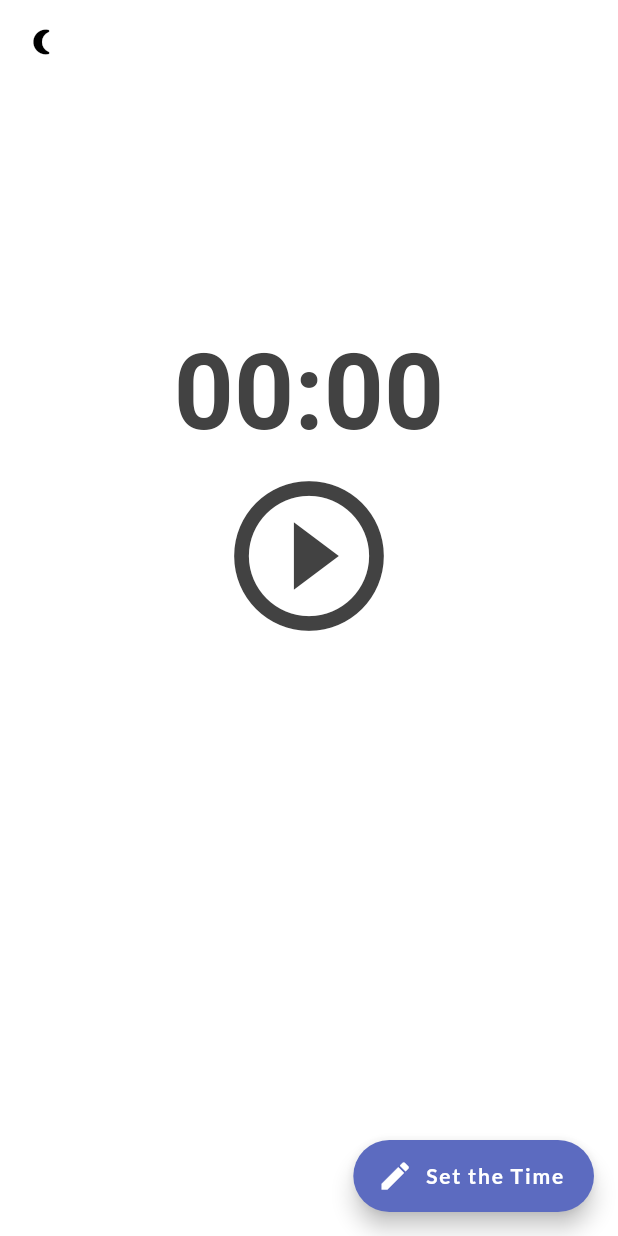
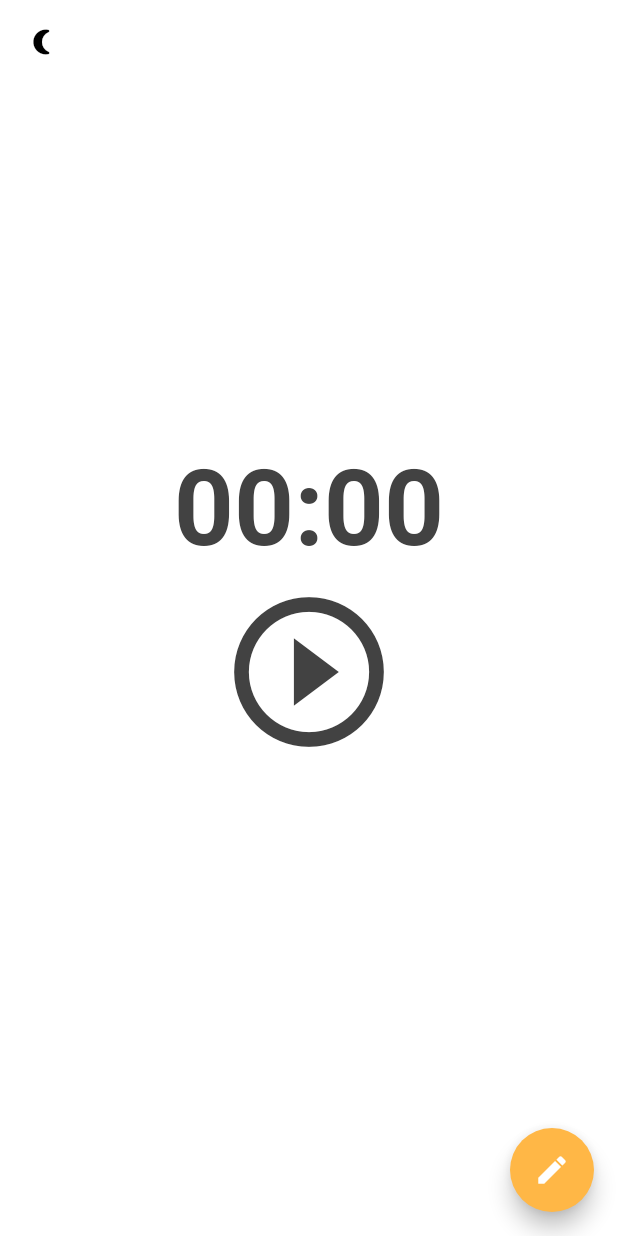
Before and after one commit to wnal4634/flutter_timer, a Flutter app: the screen it shows after launch, on a phone screen of 412 x 824 dp. Run offline on Flutter 3.47's test engine with Material 2 defaults, Android fonts, the phone set to English and light mode, and no system bars; our stand-ins replace flutter_local_notifications, get, get_storage, google_fonts, just_audio, numberpicker and 1 more.

Commit message:
색, 플로팅버튼 수정

```diff
--- a/lib/screens/home_screen.dart
+++ b/lib/screens/home_screen.dart
@@ -38,7 +38,6 @@ class _HomeScreenState extends State<HomeScreen> {
       setState(() {
         totalSeconds -= 1; // 남은 시간 1초씩 줄이기
         changeSeconds = totalSeconds;
-        print(totalSeconds);
       });
     }
   }
@@ -111,36 +110,24 @@ class _HomeScreenState extends State<HomeScreen> {
       appBar: _appBar(),
       backgroundColor: context.theme.colorScheme.background,
       body: _showBody(),
-      floatingActionButton: FloatingActionButton.extended(
+      floatingActionButton: FloatingActionButton(
         onPressed: () {
           _showDialog();
         },
-        label: Text(
-          'Set the Time',
-          style: GoogleFonts.lato(
-            textStyle: const TextStyle(
-              color: Colors.white,
-              fontWeight: FontWeight.w600,
-            ),
-          ),
-        ),
-        icon: const Icon(
+        backgroundColor: yellowClr,
+        child: const Icon(
           Icons.edit,
           color: Colors.white,
         ),
-        backgroundColor: Colors.indigo[400],
       ),
     );
   }
 
   _showBody() {
     return Column(
+      mainAxisAlignment: MainAxisAlignment.center,
       children: [
-        Container(
-          padding: EdgeInsets.only(
-            top: MediaQuery.of(context).size.height * 0.2,
-          ),
-          child: Column(
+        Column(
           children: [
             Text(
               format(changeSeconds),
@@ -152,8 +139,11 @@ class _HomeScreenState extends State<HomeScreen> {
             ),
           ],
         ),
+        Container(
+          padding: EdgeInsets.only(
+            bottom: MediaQuery.of(context).size.height * 0.08,
           ),
-        Center(
+          child: Center(
             child: Column(
               mainAxisAlignment: MainAxisAlignment.center,
               children: [
@@ -168,6 +158,7 @@ class _HomeScreenState extends State<HomeScreen> {
                   ),
                 ),
               ],
+            ),
           ),
         ),
       ],
@@ -261,7 +252,7 @@ class _HomeScreenState extends State<HomeScreen> {
                             textStyle: lato,
                             selectedTextStyle: GoogleFonts.lato(
                               textStyle: const TextStyle(
-                                color: pinkClr,
+                                color: yellowClr,
                                 fontSize: 24,
                                 fontWeight: FontWeight.w600,
                               ),
@@ -334,7 +325,7 @@ class _HomeScreenState extends State<HomeScreen> {
                             textStyle: lato,
                             selectedTextStyle: GoogleFonts.lato(
                               textStyle: const TextStyle(
-                                color: pinkClr,
+                                color: yellowClr,
                                 fontSize: 24,
                                 fontWeight: FontWeight.w600,
                               ),
@@ -521,37 +512,34 @@ class _HomeScreenState extends State<HomeScreen> {
                 ],
               ),
               actions: [
-                Container(
-                  child: TextButton(
+                TextButton(
                   onPressed: () {
                     Navigator.of(context).pop(); //창 닫기
                   },
                   child: Text(
                     "Cancel",
                     style: GoogleFonts.lato(
-                        textStyle: TextStyle(
-                          color: Colors.indigo[400],
+                      textStyle: const TextStyle(
+                        color: yellowClr,
                         fontWeight: FontWeight.w600,
                       ),
                     ),
                   ),
                 ),
-                ),
-                Container(
-                  child: ElevatedButton(
+                ElevatedButton(
                   onPressed: () {
                     stateChangeSeconds();
                     Navigator.of(context).pop(); //창 닫기
                   },
                   style: ElevatedButton.styleFrom(
-                      backgroundColor: Colors.indigo[400],
+                    backgroundColor: yellowClr,
+                    elevation: 4,
                   ),
                   child: Text(
                     "Set",
                     style: GoogleFonts.lato(
                       textStyle: const TextStyle(
                         fontWeight: FontWeight.w600,
-                        ),
                       ),
                     ),
                   ),
```
Lines whose indentation alone changed are shown as unchanged.
